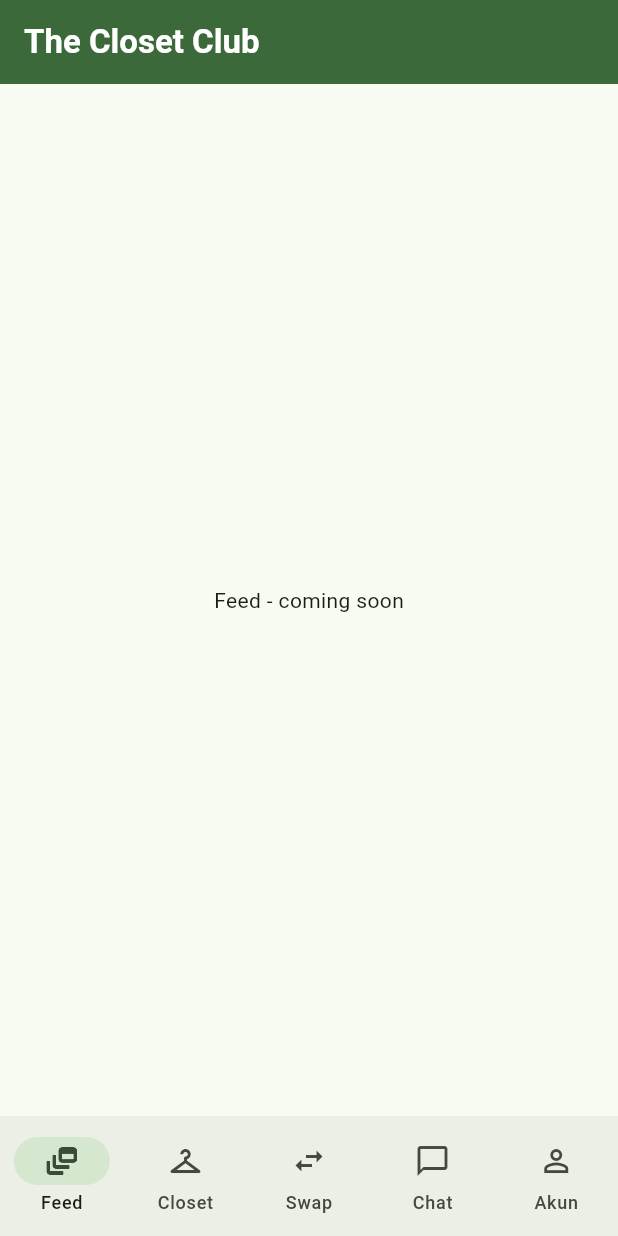
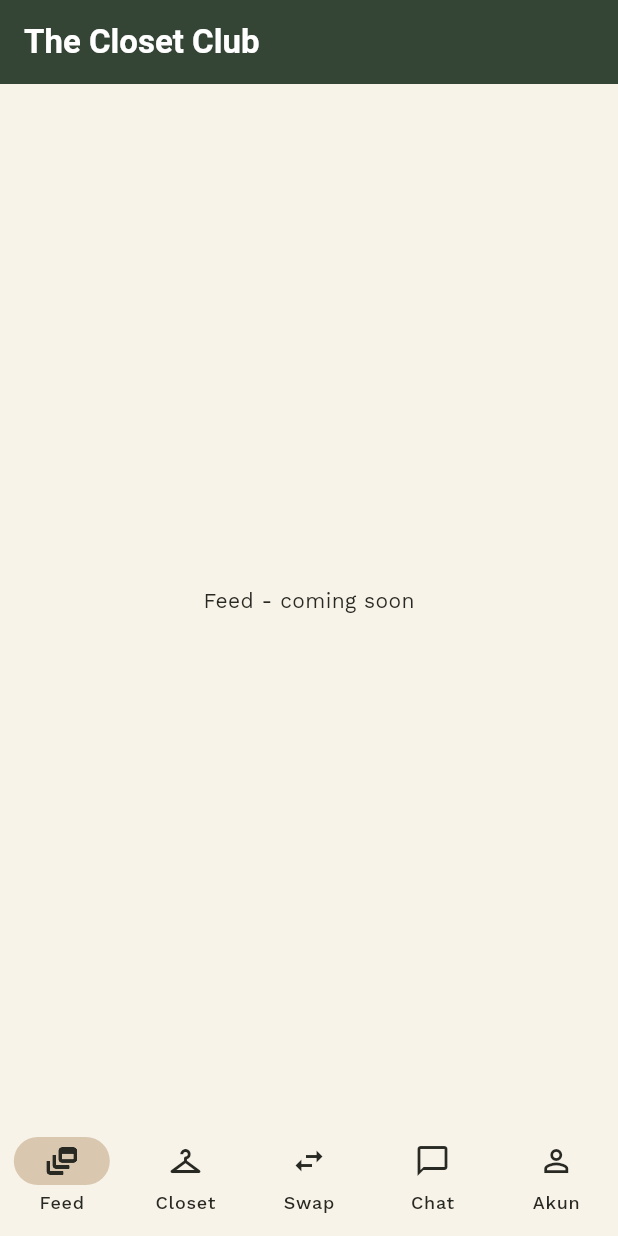
Before and after one commit to the-closet-club-mobile/TCC-mobile, a Flutter app: the screen it shows after launch, on a phone screen of 412 x 824 dp. Run offline on Flutter 3.47's test engine with Material 3 defaults, Android fonts, the phone set to English and light mode, and no system bars; our stand-ins replace google_fonts; missing offline and left inert: pbp_django_auth; Roboto replaces fonts that are missing (Gloock).

Commit message:
feat(core): provide shared CookieRequest and apply TCC theme

```diff
--- a/lib/main.dart
+++ b/lib/main.dart
@@ -1,4 +1,7 @@
 import 'package:flutter/material.dart';
+import 'package:pbp_django_auth/pbp_django_auth.dart';
+import 'package:provider/provider.dart';
+import 'package:the_closet_club_mobile/core/app_theme.dart';
 import 'package:the_closet_club_mobile/menu.dart';
 
 void main() {
@@ -10,13 +13,14 @@ class MyApp extends StatelessWidget {
 
   @override
   Widget build(BuildContext context) {
-    return MaterialApp(
-      title: 'The Closet Club',
-      theme: ThemeData(
-        colorScheme: ColorScheme.fromSeed(seedColor: Colors.green),
-        useMaterial3: true,
+    // One shared CookieRequest keeps the Django session cookie for every module.
+    return Provider<CookieRequest>(
+      create: (_) => CookieRequest(),
+      child: MaterialApp(
+        title: 'The Closet Club',
+        theme: AppTheme.light,
+        home: const MyHomePage(),
       ),
-      home: const MyHomePage(),
     );
   }
 }
```
